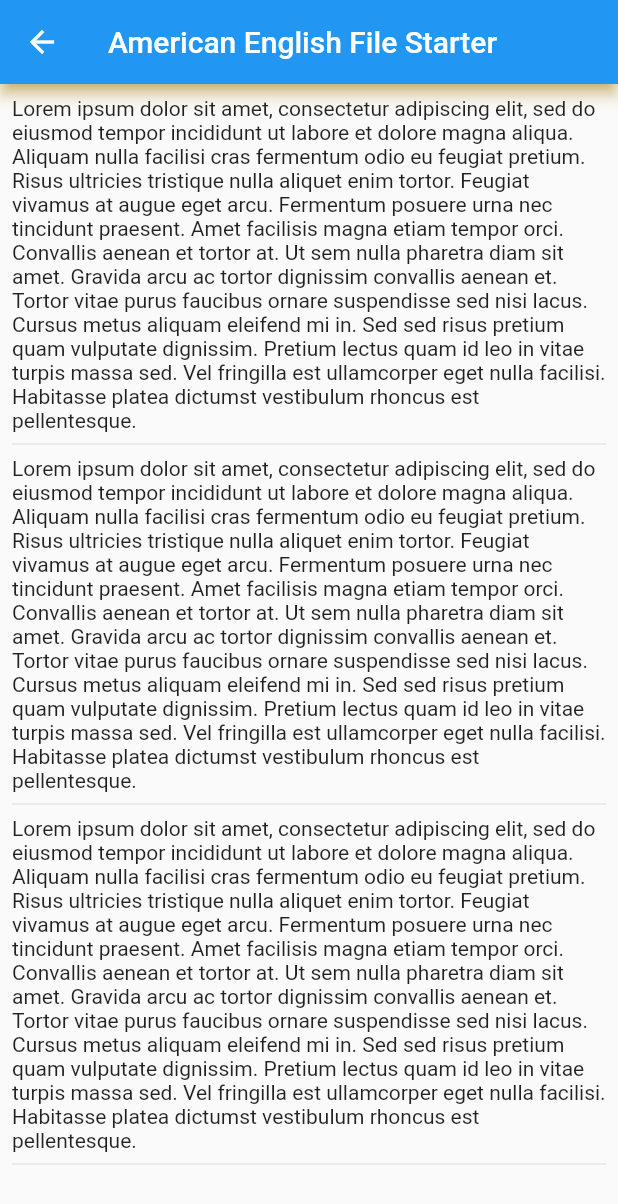
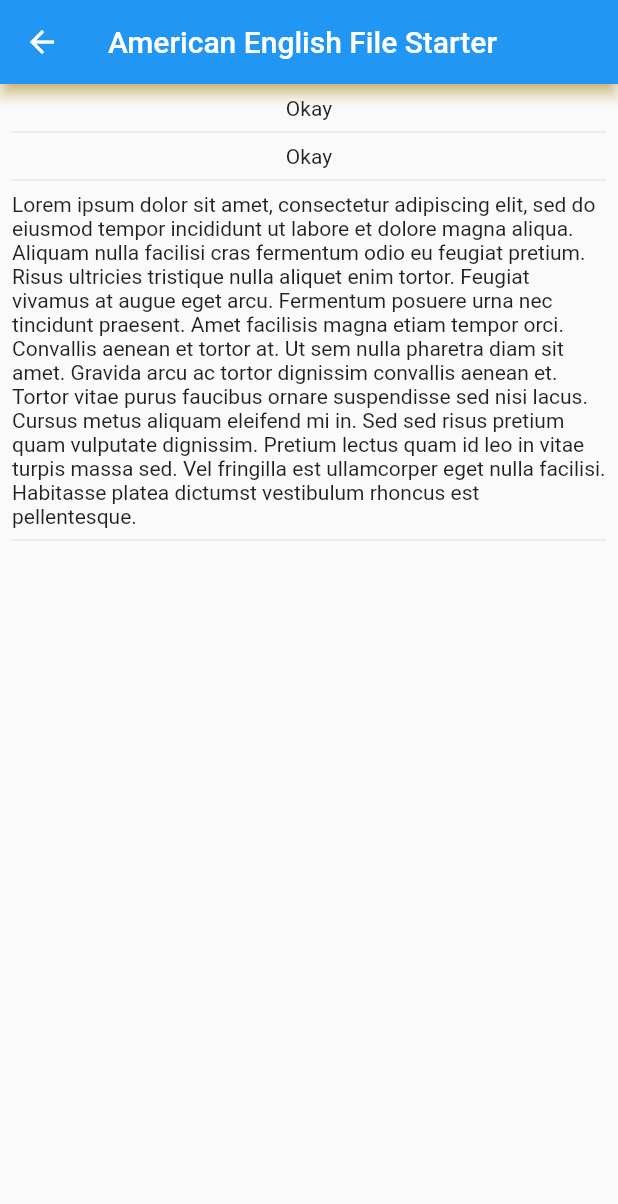
Before and after one commit to MuhammadNabi/AEF-Quick-Grammar, a Flutter app: the screen it shows after launch, after a tap on "American English File Starter", on a phone screen of 412 x 824 dp. Shown: the top 1204 px of the screen. Run offline on Flutter 3.47's test engine with Material 2 defaults, Android fonts, the phone set to English and light mode, and no system bars.

Commit message:
Second part

```diff
--- a/lib/data/data.dart
+++ b/lib/data/data.dart
@@ -3,10 +3,8 @@
 final BookList = [
   Book(
       title: """American English File Starter""",
-      para1:
-          """Lorem ipsum dolor sit amet, consectetur adipiscing elit, sed do eiusmod tempor incididunt ut labore et dolore magna aliqua. Aliquam nulla facilisi cras fermentum odio eu feugiat pretium. Risus ultricies tristique nulla aliquet enim tortor. Feugiat vivamus at augue eget arcu. Fermentum posuere urna nec tincidunt praesent. Amet facilisis magna etiam tempor orci. Convallis aenean et tortor at. Ut sem nulla pharetra diam sit amet. Gravida arcu ac tortor dignissim convallis aenean et. Tortor vitae purus faucibus ornare suspendisse sed nisi lacus. Cursus metus aliquam eleifend mi in. Sed sed risus pretium quam vulputate dignissim. Pretium lectus quam id leo in vitae turpis massa sed. Vel fringilla est ullamcorper eget nulla facilisi. Habitasse platea dictumst vestibulum rhoncus est pellentesque. """,
-      para2:
-          """Lorem ipsum dolor sit amet, consectetur adipiscing elit, sed do eiusmod tempor incididunt ut labore et dolore magna aliqua. Aliquam nulla facilisi cras fermentum odio eu feugiat pretium. Risus ultricies tristique nulla aliquet enim tortor. Feugiat vivamus at augue eget arcu. Fermentum posuere urna nec tincidunt praesent. Amet facilisis magna etiam tempor orci. Convallis aenean et tortor at. Ut sem nulla pharetra diam sit amet. Gravida arcu ac tortor dignissim convallis aenean et. Tortor vitae purus faucibus ornare suspendisse sed nisi lacus. Cursus metus aliquam eleifend mi in. Sed sed risus pretium quam vulputate dignissim. Pretium lectus quam id leo in vitae turpis massa sed. Vel fringilla est ullamcorper eget nulla facilisi. Habitasse platea dictumst vestibulum rhoncus est pellentesque.""",
+      para1: """Okay""",
+      para2: """Okay""",
       para3:
           """Lorem ipsum dolor sit amet, consectetur adipiscing elit, sed do eiusmod tempor incididunt ut labore et dolore magna aliqua. Aliquam nulla facilisi cras fermentum odio eu feugiat pretium. Risus ultricies tristique nulla aliquet enim tortor. Feugiat vivamus at augue eget arcu. Fermentum posuere urna nec tincidunt praesent. Amet facilisis magna etiam tempor orci. Convallis aenean et tortor at. Ut sem nulla pharetra diam sit amet. Gravida arcu ac tortor dignissim convallis aenean et. Tortor vitae purus faucibus ornare suspendisse sed nisi lacus. Cursus metus aliquam eleifend mi in. Sed sed risus pretium quam vulputate dignissim. Pretium lectus quam id leo in vitae turpis massa sed. Vel fringilla est ullamcorper eget nulla facilisi. Habitasse platea dictumst vestibulum rhoncus est pellentesque."""),
   Book(
```
